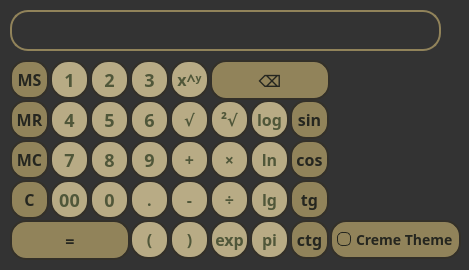
Before: the Qt Designer form mainwindow.ui in cha1n3aw/CremeCalc, drawn with Qt 5.
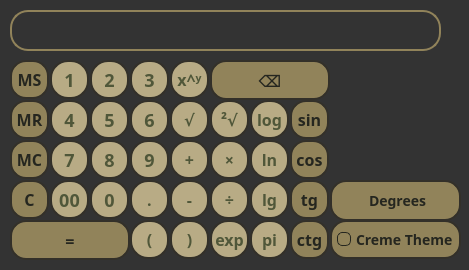
After: the same form once the commit is applied.

Commit message: added degrees/radians switch

```diff
--- a/mainwindow.ui
+++ b/mainwindow.ui
@@ -1971,6 +1971,69 @@
      <string>Creme Theme</string>
     </property>
    </widget>
+   <widget class="QCheckBox" name="degrad">
+    <property name="geometry">
+     <rect>
+      <x>330</x>
+      <y>180</y>
+      <width>131</width>
+      <height>41</height>
+     </rect>
+    </property>
+    <property name="styleSheet">
+     <string notr="true">QCheckBox::indicator:checked {
+					 		  border:0px solid #25261f;
+ 							  border-radius:5px;
+                              background-color: transparent;	
+ }
+QCheckBox::indicator:checked:pressed {
+							  border:0px solid #25261f;
+ 							  border-radius:5px;
+                              background-color: transparent;	
+ }
+QCheckBox::indicator:checked:hover {
+							  border:0px solid #25261f;
+ 							  border-radius:5px;
+                              background-color: transparent;	
+ }
+QCheckBox::indicator:unchecked {
+					  		   border:0px solid #25261f;
+ 							   border-radius:5px;
+                               background-color: transparent;	
+                               color:#91835a;
+ }
+QCheckBox::indicator:unchecked:pressed {
+							  border:0px solid #25261f;
+ 							  border-radius:5px;
+                              background-color: transparent;			
+ }
+QCheckBox::indicator:unchecked:hover {
+							  border:0px solid #25261f;
+ 							  border-radius:5px;
+                              background-color: transparent;					
+ }
+QCheckBox {
+							   border-radius:16px;
+                               background-color:#91835a;
+                               spacing: 18px;
+                               color:#25261f;
+                               border:2px solid #333029;
+                               font-family:Trebuchet MS;
+                               font-size:14px;
+                               font-weight:bold;
+                               padding-left: 5px;
+                               padding-right: 5px;
+                               padding-top: 5px;
+                               padding-bottom: 5px;
+
+ }
+
+</string>
+    </property>
+    <property name="text">
+     <string>Degrees</string>
+    </property>
+   </widget>
   </widget>
  </widget>
  <layoutdefault spacing="6" margin="11"/>
```
The commit also changes 2 other files.
